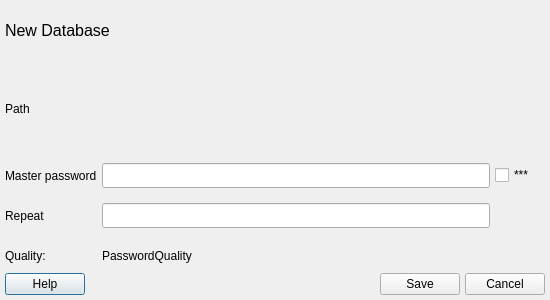
First picture: the form in createdatabase.ui, repository sochok222/RadikPass, before the edit.
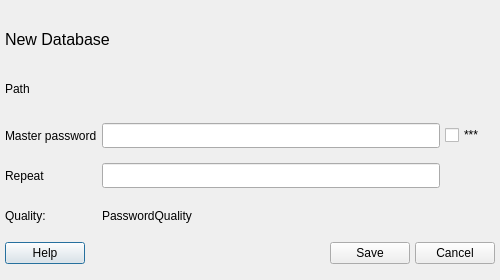
Second picture: the form after the edit.

Commit message: Fixed gui in CreateDatabase dialog

What changed in the file:
```diff
--- a/createdatabase.ui
+++ b/createdatabase.ui
@@ -6,8 +6,8 @@
    <rect>
     <x>0</x>
     <y>0</y>
-    <width>550</width>
-    <height>300</height>
+    <width>500</width>
+    <height>280</height>
    </rect>
   </property>
   <property name="sizePolicy">
@@ -18,20 +18,20 @@
   </property>
   <property name="minimumSize">
    <size>
-    <width>550</width>
-    <height>300</height>
+    <width>500</width>
+    <height>280</height>
    </size>
   </property>
   <property name="maximumSize">
    <size>
-    <width>550</width>
-    <height>300</height>
+    <width>500</width>
+    <height>280</height>
    </size>
   </property>
   <property name="windowTitle">
    <string>Dialog</string>
   </property>
-  <layout class="QGridLayout" name="gridLayout" rowstretch="2,1,5,1">
+  <layout class="QGridLayout" name="gridLayout" rowstretch="2,0,0,4,0,0,0" rowminimumheight="0,0,0,0,0,0,0">
    <property name="leftMargin">
     <number>5</number>
    </property>
@@ -47,7 +47,7 @@
    <property name="spacing">
     <number>5</number>
    </property>
-   <item row="3" column="0">
+   <item row="4" column="0">
     <layout class="QHBoxLayout" name="horizontalLayout_3">
      <item>
       <widget class="QPushButton" name="helpButton">
@@ -85,38 +85,7 @@
      </item>
     </layout>
    </item>
-   <item row="0" column="0">
-    <widget class="QLabel" name="label_3">
-     <property name="minimumSize">
-      <size>
-       <width>50</width>
-       <height>0</height>
-      </size>
-     </property>
-     <property name="maximumSize">
-      <size>
-       <width>16777215</width>
-       <height>50</height>
-      </size>
-     </property>
-     <property name="font">
-      <font>
-       <pointsize>12</pointsize>
-      </font>
-     </property>
-     <property name="text">
-      <string>New Database</string>
-     </property>
-    </widget>
-   </item>
-   <item row="1" column="0">
-    <widget class="QLabel" name="labelPath">
-     <property name="text">
-      <string>Path</string>
-     </property>
-    </widget>
-   </item>
-   <item row="2" column="0">
+   <item row="3" column="0">
     <layout class="QGridLayout" name="gridLayout_2" rowstretch="0,0,0,0" columnstretch="0,0,0,0">
      <property name="sizeConstraint">
       <enum>QLayout::SizeConstraint::SetFixedSize</enum>
@@ -167,13 +136,6 @@
        </property>
       </widget>
      </item>
-     <item row="1" column="0">
-      <widget class="QLabel" name="label">
-       <property name="text">
-        <string>Master password</string>
-       </property>
-      </widget>
-     </item>
      <item row="2" column="0">
       <widget class="QLabel" name="labelRepeat">
        <property name="text">
@@ -197,6 +159,54 @@
        </property>
        <property name="text">
         <string>***</string>
+       </property>
+      </widget>
+     </item>
+     <item row="1" column="0">
+      <widget class="QLabel" name="label">
+       <property name="text">
+        <string>Master password</string>
+       </property>
+      </widget>
+     </item>
+    </layout>
+   </item>
+   <item row="0" column="0">
+    <layout class="QVBoxLayout" name="verticalLayout" stretch="1,3">
+     <item>
+      <widget class="QLabel" name="label_3">
+       <property name="minimumSize">
+        <size>
+         <width>50</width>
+         <height>0</height>
+        </size>
+       </property>
+       <property name="maximumSize">
+        <size>
+         <width>16777215</width>
+         <height>50</height>
+        </size>
+       </property>
+       <property name="font">
+        <font>
+         <pointsize>12</pointsize>
+        </font>
+       </property>
+       <property name="text">
+        <string>New Database</string>
+       </property>
+      </widget>
+     </item>
+     <item>
+      <widget class="QLabel" name="labelPath">
+       <property name="maximumSize">
+        <size>
+         <width>16777215</width>
+         <height>40</height>
+        </size>
+       </property>
+       <property name="text">
+        <string>Path</string>
        </property>
       </widget>
      </item>
```
